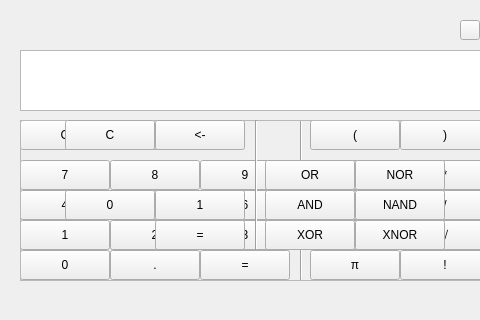
Qt form src/mainwindow.ui (Trsak/Black-Coconuts) before a commit; both pictures show x 0 to 480 and y 0 to 320 of the 700 by 700 pixel window.
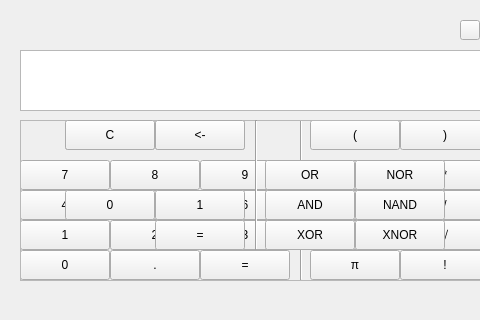
The same form after that commit. Icons and pictures are not drawn.

Commit message: Change button position

Patch:
```diff
--- a/src/mainwindow.ui
+++ b/src/mainwindow.ui
@@ -224,7 +224,7 @@
     <widget class="QPushButton" name="buttonUndo">
      <property name="geometry">
       <rect>
-       <x>90</x>
+       <x>135</x>
        <y>0</y>
        <width>90</width>
        <height>30</height>
@@ -250,7 +250,7 @@
     <widget class="QPushButton" name="buttonWReset">
      <property name="geometry">
       <rect>
-       <x>0</x>
+       <x>45</x>
        <y>0</y>
        <width>90</width>
        <height>30</height>
```
